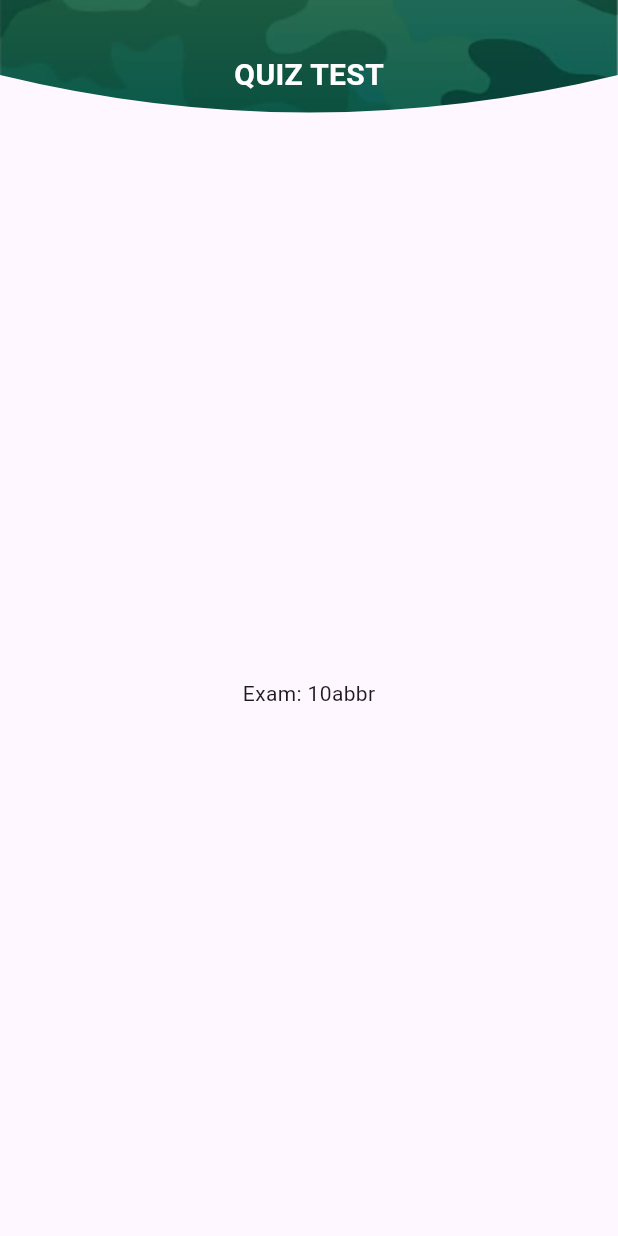
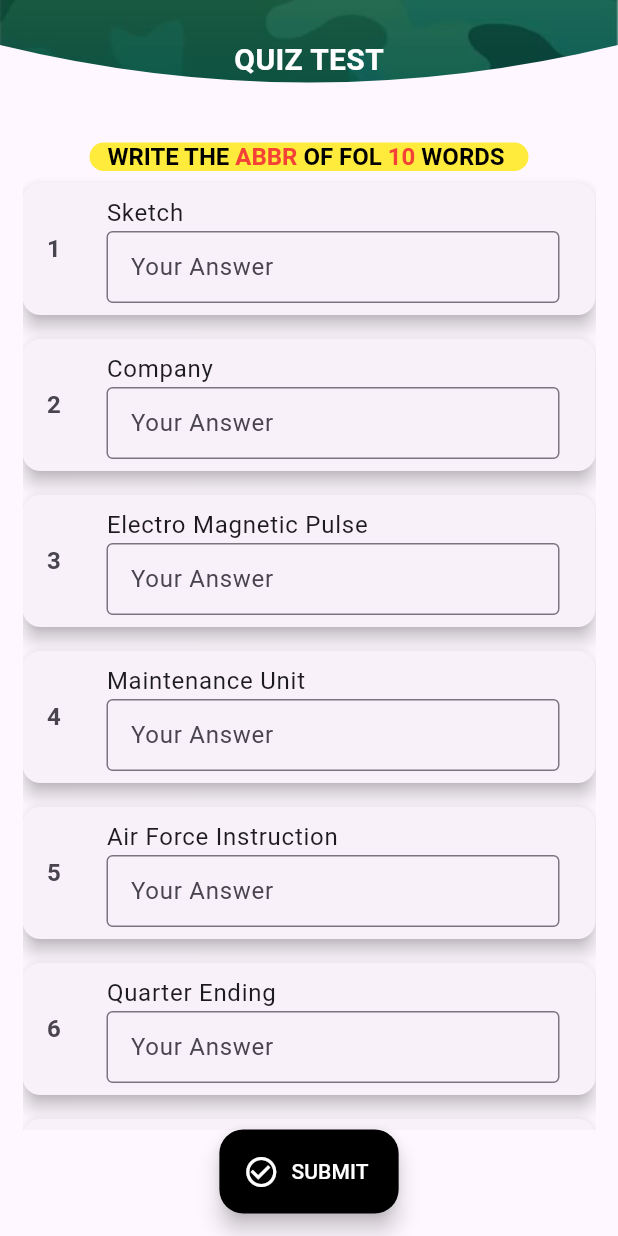
Before and after one commit to shahin-shuvo/Mil-Abbr, a Flutter app: the screen it shows after launch, item 4 of the bottom bar chosen, after a tap on "Get Started", on a phone screen of 412 x 824 dp. Run offline on Flutter 3.47's test engine with Material 3 defaults, Android fonts, the phone set to English and light mode, and no system bars; our stand-ins replace csv, google_fonts.

Commit message:
quiz added

```diff
--- a/lib/ExamScript.dart
+++ b/lib/ExamScript.dart
@@ -4,6 +4,7 @@ import 'package:csv/csv.dart';
 import 'package:flutter/material.dart';
 import 'package:flutter/services.dart';
 import 'package:mil_abbr/landing_page.dart';
+import 'package:mil_abbr/quiz.dart';
 
 class ExamScript extends StatefulWidget {
   final int ques;
@@ -19,16 +20,29 @@ class _ExamScriptState extends State<ExamScript> {
   List finalQues = [];
   List quesIndex = [];
   List quesSet = [];
+  String typeHd ="";
+  int quesnumHd = 0;
+  int score = 0;
   List<List<dynamic>> data = [];
   Random random = new Random();
+  List TextCtrl = [];
 
   void createQues()  async {
     final _rawData =  await rootBundle.loadString("assets/data/abbr_sheet.csv");
     List<List<dynamic>> _listData =
     const CsvToListConverter().convert(_rawData);
     data = _listData;
+    setState(() {
+      if(widget.type == "abbr") typeHd = "ABBR";
+      else typeHd = "DEABBR";
+      quesnumHd = widget.ques;
 
-    print(data.length);
+      for (int i = 1; i<=widget.ques; i++){
+        TextEditingController ctrl$i = new TextEditingController();
+        TextCtrl.add(ctrl$i);
+      }
+
+
     int i=0;
     while(quesIndex.length != widget.ques){
       int random_number = random.nextInt(1791);
@@ -45,8 +59,7 @@ class _ExamScriptState extends State<ExamScript> {
         quesSet[i][1] = a;
       }
     }
-
-    print(quesSet);
+    });
   }
 
 
@@ -56,20 +69,156 @@ class _ExamScriptState extends State<ExamScript> {
     // TODO: implement initState
     super.initState();
     createQues();
+
   }
 
   @override
   Widget build(BuildContext context) {
     return Scaffold(
       appBar: PreferredSize(
-        preferredSize: Size.fromHeight(100),
+        preferredSize: Size.fromHeight(80),
         child: CustomBar(barName: "QUIZ TEST",),
       ),
-      body: Container(
-          child: Center(
-            child: Text("Exam: "+ widget.ques.toString() + widget.type),
-          )
+      body:
+      Container(
+        child:
+        Padding(
+          padding: const EdgeInsets.all(15.0),
+          child: Column(
+            children: [
+              Container(
+                decoration: BoxDecoration(
+                  borderRadius: BorderRadius.all(Radius.circular(10)),
+                  color: Colors.yellow,
+                ),
+                child:
+                RichText(
+                  text: TextSpan(
+                    text: '   WRITE THE ',
+                    style:  TextStyle(fontSize: 16, color: Colors.black, fontWeight: FontWeight.bold),
+                    children: <TextSpan>[
+                      TextSpan(text: '$typeHd', style: TextStyle(fontWeight: FontWeight.bold, color: Colors.red)),
+                      TextSpan(text: ' OF FOL '),
+                      TextSpan(text: '$quesnumHd', style: TextStyle(fontWeight: FontWeight.bold, color: Colors.red)),
+                      TextSpan(text: ' WORDS    '),
+                    ],
+                  ),
+                )
+              ),
+              Expanded(child: quesSet.isNotEmpty ?
+              ListView.builder(
+                  itemCount: quesSet.length,
+                  itemBuilder: (context, index){
+                    var cnt = index+1;
+                    return Card(
+                      key: ValueKey(quesSet[index]),
+                      elevation: 5,
+                      margin: const EdgeInsets.symmetric(vertical: 8),
+                      child: ListTile(
+                        leading: Text('$cnt',  style: const TextStyle(fontSize: 16, fontWeight: FontWeight.bold) ),
+                        title: Text(quesSet[index][0]),
+                        subtitle: TextFormField(
+                          controller: TextCtrl[index],
+                          decoration: InputDecoration(
+                            isDense: true,
+                            labelText: 'Your Answer',
+                            border: OutlineInputBorder(),
+                          ),
+                          style: TextStyle(color: Colors.black),
+                        ),
+                      ),
+                    );
+                  }):  const Center(child: Text("Nothing"))
+              ),
+
+              FloatingActionButton.extended(
+                label: Text('SUBMIT', style: TextStyle(color: Colors.white),), // <-- Text
+                backgroundColor: Colors.black,
+                icon: Icon( // <-- Icon
+                  Icons.check_circle_outline,
+                  size: 24.0,
+                  color: Colors.white,
+                ),
+                onPressed: () {
+                  List wrongAns =[];
+                for (int i=0; i< quesnumHd;i++){
+                  if(quesSet[i][1] == TextCtrl[i].text.trim())
+                    {
+                      score++;
+                    }
+                  else{
+                    if(TextCtrl[i].text.trim() != ""){
+                        wrongAns.add(quesSet[i][1]+"=>  Your Ans:"+TextCtrl[i].text.trim()+ ",  Corect Ans:"+ quesSet[i][0]);
+                    }
+                  }
+                }
+                print("SCORE:"+ score.toString());
+                print(wrongAns);
+
+                showDialog(
+                    context: context,
+                    barrierDismissible: false,
+                    builder: (context) =>  CustomDialogWidget(score: score.toString(), wrongAns: wrongAns),
+                );
+                },
+              ),
+
+            ],
+          ),
+        ),
+
       ),
     );
   }
 }
+
+class CustomDialogWidget extends StatelessWidget {
+  final String score;
+  final List wrongAns;
+
+  const CustomDialogWidget({super.key, required this.score, required this.wrongAns});
+
+
+  @override
+  Widget build(BuildContext context) {
+    return Dialog(
+      child: Container(
+        decoration: BoxDecoration(
+          color:Colors.pink,
+          borderRadius: BorderRadius.circular(12),
+        ),
+        child: Column(
+          mainAxisSize: MainAxisSize.min,
+          children: [
+            Text("YOUR SCORE", style: TextStyle(fontWeight: FontWeight.bold, color: Colors.white, fontSize: 22),),
+            SizedBox(height: 10,),
+            CircleAvatar(
+              backgroundColor: Colors.white,
+              child: Text(score, style: TextStyle(fontWeight: FontWeight.bold, color: Colors.black, fontSize: 64)),
+              maxRadius: 60,
+            ),
+            SizedBox(height: 10,),
+
+            SizedBox(height: 10,),
+            FloatingActionButton.extended(
+              label: Text('CLOSE', style: TextStyle(color: Colors.white),),
+              backgroundColor: Colors.black,
+              icon: Icon( // <-- Icon
+                Icons.clear_rounded,
+                size: 24.0,
+                color: Colors.white,
+              ),
+              onPressed: () {
+                Navigator.of(context).pushReplacement(MaterialPageRoute(
+                    builder: (_) => const LandingPage(initNavIndex: 3,)
+                ));
+
+              },
+            ),
+            SizedBox(height: 10,),
+          ],
+        ),
+      ),
+    );
+  }
+}
--- a/lib/all_abbr.dart
+++ b/lib/all_abbr.dart
@@ -86,7 +86,7 @@ class _HomePageState extends State<HomePage> {
                   color: Colors.blue.shade900,
                 ),
                 child:
-                Text('  All Abbr according to JSSDM-2022  ', style: TextStyle(fontSize: 16, fontWeight: FontWeight.bold, color: Colors.white),),
+                Text('  ALL ABBR (AS PER JSSDM-2022)  ', style: TextStyle(fontSize: 16, fontWeight: FontWeight.bold, color: Colors.white),),
               ),
               TextField(
                 onChanged: (value) => _filterWords(value),
--- a/lib/landing_page.dart
+++ b/lib/landing_page.dart
@@ -7,7 +7,9 @@ import 'package:mil_abbr/CustomAppBar.dart';
 
 class LandingPage extends StatefulWidget {
 
-  const LandingPage({super.key});
+
+  final int initNavIndex;
+  const LandingPage({super.key, required this.initNavIndex});
 
 
 
@@ -16,7 +18,15 @@ class LandingPage extends StatefulWidget {
 }
 
 class _LandingPageState extends State<LandingPage> {
-  int navIndex=0;
+  int navIndex = 0;
+
+  @override
+  void initState() {
+    // TODO: implement initState
+    super.initState();
+    navIndex= widget.initNavIndex;
+
+  }
 
   final screens = [
     HomePage(),
--- a/lib/prac_abbr.dart
+++ b/lib/prac_abbr.dart
@@ -67,7 +67,7 @@ class _PracAbbrState extends State<PracAbbr> {
                 ]),
               ),
               child:
-              Text('  Test Your Abbr Competency!  ', style: TextStyle(fontSize: 22, fontWeight: FontWeight.bold, color: Colors.white),),
+              Text('  TEST YOUR ABBR COMPETENCY  ', style: TextStyle(fontSize: 18, fontWeight: FontWeight.bold, color: Colors.white),),
 
             ),
             const SizedBox(height: 10,),
--- a/lib/splash_screen.dart
+++ b/lib/splash_screen.dart
@@ -22,7 +22,7 @@ class _SplashScreenState extends State<SplashScreen> with SingleTickerProviderSt
     SystemChrome.setEnabledSystemUIMode(SystemUiMode.manual);
     Future.delayed(const Duration(seconds: 3), () {
       Navigator.of(context).pushReplacement(MaterialPageRoute(
-          builder: (_) => const LandingPage()
+          builder: (_) => const LandingPage(initNavIndex: 0,)
           ));
     });
   }
```
Also changed, not shown: assets/data/token.txt (deleted), 2 other files.
